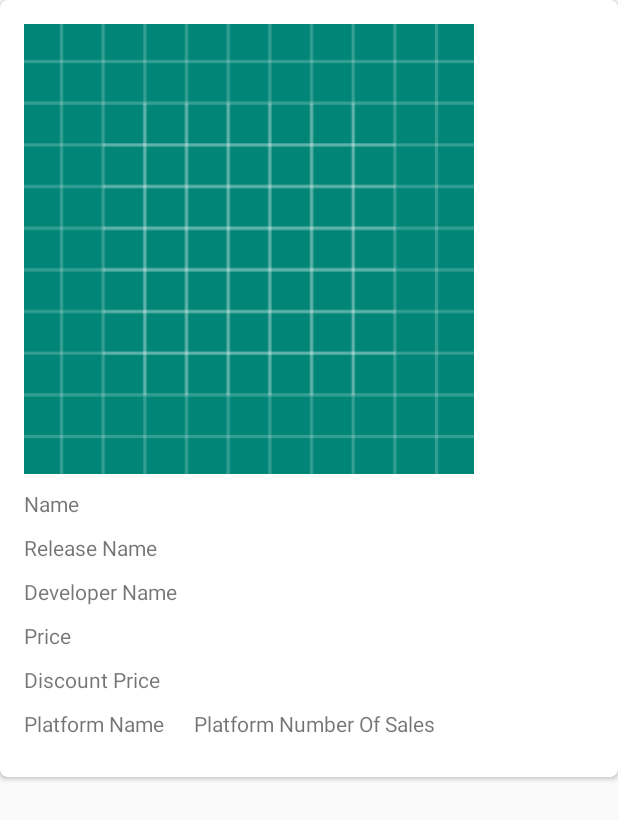
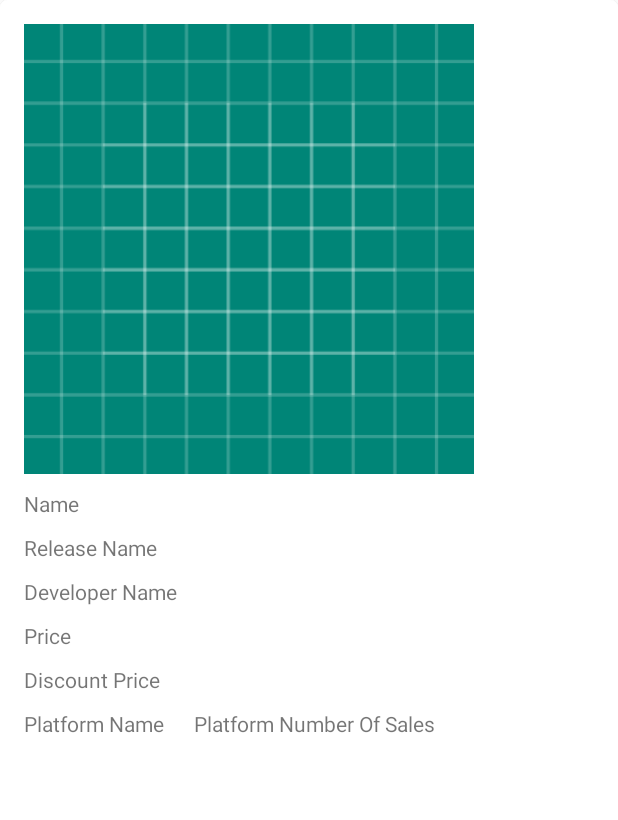
Before and after one commit to Bilal-eng/Android-Task, an Android app: the layout detail_list.xml on its own in the app's theme, with its tools: preview values and no code run, on a phone screen of 412 x 824 dp. Shown: the top 820 px of the screen. Run offline under Robolectric (Android 15) with nearby library versions, the phone set to English and light mode, and no system bars.

Commit message:
make card view height match_parent

```diff
--- a/app/src/main/java/com/example/e_commerceapplication/ListGamesActivity.java
+++ b/app/src/main/java/com/example/e_commerceapplication/ListGamesActivity.java
@@ -9,6 +9,7 @@ import android.support.v7.widget.RecyclerView;
 import android.view.View;
 import android.widget.ProgressBar;
 import android.widget.RelativeLayout;
+import android.widget.TextView;
 import android.widget.Toast;
 
 import java.util.ArrayList;
@@ -52,12 +53,11 @@ public class ListGamesActivity extends AppCompatActivity {
             @Override
             public void onResponse(Call<ArrayList<ListGames>> call, Response<ArrayList<ListGames>> response) {
 //                Toast.makeText(ListGamesActivity.this, response.body().get(4).getmPlatforms().get(2).getNumberOfSales() + "", Toast.LENGTH_SHORT).show();
-                generateGameList(response.body());
+                    generateGameList(response.body());
             }
 
             @Override
             public void onFailure(Call<ArrayList<ListGames>> call, Throwable t) {
-
             }
         });
     }
--- a/app/src/main/res/layout/detail_list.xml
+++ b/app/src/main/res/layout/detail_list.xml
@@ -8,8 +8,8 @@
 
     <android.support.v7.widget.CardView
         android:layout_width="match_parent"
-        android:layout_height="wrap_content"
-        android:padding="5dp"
+        android:layout_height="match_parent"
+        android:padding="16dp"
         app:cardCornerRadius="5dp">
 
         <LinearLayout
--- a/app/src/main/res/values/strings.xml
+++ b/app/src/main/res/values/strings.xml
@@ -4,4 +4,5 @@
     <string name="password">Password</string>
     <string name="login">Login</string>
     <string name="noaccount">No account yet? Create one</string>
+    <string name="no_internet_connection">No internet connection !</string>
 </resources>
```
